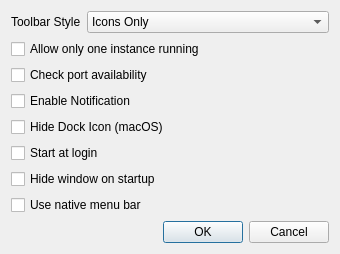
Old version of the form ui/settingsdialog.ui in the repository Trojan-Qt5/Trojan-Qt5.
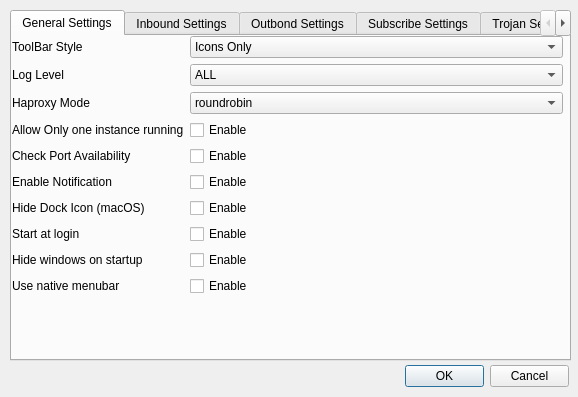
New version of the form.

```diff
--- a/ui/settingsdialog.ui
+++ b/ui/settingsdialog.ui
@@ -6,119 +6,441 @@
    <rect>
     <x>0</x>
     <y>0</y>
-    <width>340</width>
-    <height>249</height>
+    <width>578</width>
+    <height>397</height>
    </rect>
   </property>
   <property name="windowTitle">
    <string>General Settings</string>
   </property>
-  <layout class="QFormLayout" name="formLayout">
-   <item row="1" column="0">
-    <widget class="QLabel" name="toolbarStyleLabel">
-     <property name="text">
-      <string>Toolbar Style</string>
+  <widget class="QTabWidget" name="tabWidget">
+   <property name="geometry">
+    <rect>
+     <x>10</x>
+     <y>10</y>
+     <width>561</width>
+     <height>351</height>
+    </rect>
+   </property>
+   <property name="sizePolicy">
+    <sizepolicy hsizetype="Maximum" vsizetype="Expanding">
+     <horstretch>0</horstretch>
+     <verstretch>0</verstretch>
+    </sizepolicy>
+   </property>
+   <property name="currentIndex">
+    <number>0</number>
+   </property>
+   <widget class="QWidget" name="tab">
+    <attribute name="title">
+     <string>General Settings</string>
+    </attribute>
+    <widget class="QWidget" name="formLayoutWidget">
+     <property name="geometry">
+      <rect>
+       <x>0</x>
+       <y>0</y>
+       <width>551</width>
+       <height>321</height>
+      </rect>
      </property>
+     <layout class="QFormLayout" name="formLayout">
+      <property name="fieldGrowthPolicy">
+       <enum>QFormLayout::AllNonFixedFieldsGrow</enum>
+      </property>
+      <item row="0" column="0">
+       <widget class="QLabel" name="toolBarStyleLabel">
+        <property name="text">
+         <string>ToolBar Style</string>
+        </property>
+       </widget>
+      </item>
+      <item row="0" column="1">
+       <widget class="QComboBox" name="toolbarStyleComboBox">
+        <property name="sizePolicy">
+         <sizepolicy hsizetype="Expanding" vsizetype="Fixed">
+          <horstretch>0</horstretch>
+          <verstretch>0</verstretch>
+         </sizepolicy>
+        </property>
+        <item>
+         <property name="text">
+          <string>Icons Only</string>
+         </property>
+        </item>
+        <item>
+         <property name="text">
+          <string>Text Only</string>
+         </property>
+        </item>
+        <item>
+         <property name="text">
+          <string>Text Alongside Icons</string>
+         </property>
+        </item>
+        <item>
+         <property name="text">
+          <string>Text Under Icons</string>
+         </property>
+        </item>
+        <item>
+         <property name="text">
+          <string>System Style</string>
+         </property>
+        </item>
+       </widget>
+      </item>
+      <item row="3" column="0">
+       <widget class="QLabel" name="onlyOneInstanceLabel">
+        <property name="text">
+         <string>Allow Only one instance running</string>
+        </property>
+       </widget>
+      </item>
+      <item row="3" column="1">
+       <widget class="QCheckBox" name="oneInstanceCheckBox">
+        <property name="text">
+         <string>Enable</string>
+        </property>
+       </widget>
+      </item>
+      <item row="4" column="0">
+       <widget class="QLabel" name="checkPortAvailabilityLabel">
+        <property name="text">
+         <string>Check Port Availability</string>
+        </property>
+       </widget>
+      </item>
+      <item row="4" column="1">
+       <widget class="QCheckBox" name="availabilityCheckBox">
+        <property name="text">
+         <string>Enable</string>
+        </property>
+       </widget>
+      </item>
+      <item row="5" column="0">
+       <widget class="QLabel" name="enableNotificationLabel">
+        <property name="text">
+         <string>Enable Notification</string>
+        </property>
+       </widget>
+      </item>
+      <item row="5" column="1">
+       <widget class="QCheckBox" name="enableNotificationCheckBox">
+        <property name="text">
+         <string>Enable</string>
+        </property>
+       </widget>
+      </item>
+      <item row="6" column="0">
+       <widget class="QLabel" name="hideDockIconLabel">
+        <property name="text">
+         <string>Hide Dock Icon (macOS)</string>
+        </property>
+       </widget>
+      </item>
+      <item row="6" column="1">
+       <widget class="QCheckBox" name="hideDockIconCheckBox">
+        <property name="text">
+         <string>Enable</string>
+        </property>
+       </widget>
+      </item>
+      <item row="7" column="0">
+       <widget class="QLabel" name="startAtLoginLabel">
+        <property name="text">
+         <string>Start at login</string>
+        </property>
+       </widget>
+      </item>
+      <item row="7" column="1">
+       <widget class="QCheckBox" name="startAtLoginCheckbox">
+        <property name="text">
+         <string>Enable</string>
+        </property>
+       </widget>
+      </item>
+      <item row="8" column="0">
+       <widget class="QLabel" name="hideWindowsOnStartupLabel">
+        <property name="text">
+         <string>Hide windows on startup</string>
+        </property>
+       </widget>
+      </item>
+      <item row="8" column="1">
+       <widget class="QCheckBox" name="hideCheckBox">
+        <property name="text">
+         <string>Enable</string>
+        </property>
+       </widget>
+      </item>
+      <item row="9" column="0">
+       <widget class="QLabel" name="useNativeMenuBar">
+        <property name="text">
+         <string>Use native menubar</string>
+        </property>
+       </widget>
+      </item>
+      <item row="9" column="1">
+       <widget class="QCheckBox" name="nativeMenuBarCheckBox">
+        <property name="text">
+         <string>Enable</string>
+        </property>
+       </widget>
+      </item>
+      <item row="1" column="0">
+       <widget class="QLabel" name="logLevelLabel">
+        <property name="text">
+         <string>Log Level</string>
+        </property>
+       </widget>
+      </item>
+      <item row="1" column="1">
+       <widget class="QComboBox" name="logLevelComboBox">
+        <property name="sizePolicy">
+         <sizepolicy hsizetype="Expanding" vsizetype="Fixed">
+          <horstretch>0</horstretch>
+          <verstretch>0</verstretch>
+         </sizepolicy>
+        </property>
+        <item>
+         <property name="text">
+          <string>ALL</string>
+         </property>
+        </item>
+        <item>
+         <property name="text">
+          <string>INFO</string>
+         </property>
+        </item>
+        <item>
+         <property name="text">
+          <string>WARN</string>
+         </property>
+        </item>
+        <item>
+         <property name="text">
+          <string>ERROR</string>
+         </property>
+        </item>
+        <item>
+         <property name="text">
+          <string>FATAL</string>
+         </property>
+        </item>
+        <item>
+         <property name="text">
+          <string>OFF</string>
+         </property>
+        </item>
+       </widget>
+      </item>
+      <item row="2" column="0">
+       <widget class="QLabel" name="haproxyModeLabel">
+        <property name="text">
+         <string>Haproxy Mode</string>
+        </property>
+       </widget>
+      </item>
+      <item row="2" column="1">
+       <widget class="QComboBox" name="haproxyModeComboBox">
+        <property name="sizePolicy">
+         <sizepolicy hsizetype="Expanding" vsizetype="Fixed">
+          <horstretch>0</horstretch>
+          <verstretch>0</verstretch>
+         </sizepolicy>
+        </property>
+        <item>
+         <property name="text">
+          <string>roundrobin</string>
+         </property>
+        </item>
+        <item>
+         <property name="text">
+          <string>leastconn</string>
+         </property>
+        </item>
+        <item>
+         <property name="text">
+          <string>source</string>
+         </property>
+        </item>
+       </widget>
+      </item>
+     </layout>
     </widget>
-   </item>
-   <item row="1" column="1">
-    <widget class="QComboBox" name="toolbarStyleComboBox">
-     <property name="sizePolicy">
-      <sizepolicy hsizetype="Expanding" vsizetype="Fixed">
-       <horstretch>0</horstretch>
-       <verstretch>0</verstretch>
-      </sizepolicy>
+   </widget>
+   <widget class="QWidget" name="widget">
+    <attribute name="title">
+     <string>Inbound Settings</string>
+    </attribute>
+    <widget class="QWidget" name="formLayoutWidget_2">
+     <property name="geometry">
+      <rect>
+       <x>0</x>
+       <y>0</y>
+       <width>551</width>
+       <height>321</height>
+      </rect>
      </property>
-     <item>
-      <property name="text">
-       <string>Icons Only</string>
+     <layout class="QFormLayout" name="formLayout_2">
+      <property name="fieldGrowthPolicy">
+       <enum>QFormLayout::AllNonFixedFieldsGrow</enum>
       </property>
-     </item>
-     <item>
-      <property name="text">
-       <string>Text Only</string>
-      </property>
-     </item>
-     <item>
-      <property name="text">
-       <string>Text Alongside Icons</string>
-      </property>
-     </item>
-     <item>
-      <property name="text">
-       <string>Text Under Icons</string>
-      </property>
-     </item>
-     <item>
-      <property name="text">
-       <string>System Style</string>
-      </property>
-     </item>
+      <item row="0" column="0">
+       <widget class="QLabel" name="label_10">
+        <property name="text">
+         <string>Enable Http Proxy</string>
+        </property>
+       </widget>
+      </item>
+      <item row="0" column="1">
+       <widget class="QCheckBox" name="enableHttpProxyCheckBox">
+        <property name="text">
+         <string>Enable</string>
+        </property>
+       </widget>
+      </item>
+      <item row="1" column="0">
+       <widget class="QLabel" name="label_11">
+        <property name="text">
+         <string>Enable IPV6 Support</string>
+        </property>
+       </widget>
+      </item>
+      <item row="1" column="1">
+       <widget class="QCheckBox" name="enableIPV6SupportCheckBox">
+        <property name="text">
+         <string>Enable</string>
+        </property>
+       </widget>
+      </item>
+      <item row="2" column="0">
+       <widget class="QLabel" name="label_12">
+        <property name="text">
+         <string>Share Over LAN</string>
+        </property>
+       </widget>
+      </item>
+      <item row="2" column="1">
+       <widget class="QCheckBox" name="shareOverLANCheckBox">
+        <property name="text">
+         <string>Enable</string>
+        </property>
+       </widget>
+      </item>
+      <item row="3" column="0">
+       <widget class="QLabel" name="label_14">
+        <property name="text">
+         <string>Sock5 Port</string>
+        </property>
+       </widget>
+      </item>
+      <item row="3" column="1">
+       <widget class="QLineEdit" name="socks5PortLineEdit"/>
+      </item>
+      <item row="4" column="0">
+       <widget class="QLabel" name="label_15">
+        <property name="text">
+         <string>Http Port</string>
+        </property>
+       </widget>
+      </item>
+      <item row="4" column="1">
+       <widget class="QLineEdit" name="httpPortLineEdit"/>
+      </item>
+      <item row="5" column="0">
+       <widget class="QLabel" name="label_16">
+        <property name="text">
+         <string>PAC Port</string>
+        </property>
+       </widget>
+      </item>
+      <item row="5" column="1">
+       <widget class="QLineEdit" name="pacPortLineEdit"/>
+      </item>
+      <item row="6" column="0">
+       <widget class="QLabel" name="label_18">
+        <property name="text">
+         <string>Haproxy Port</string>
+        </property>
+       </widget>
+      </item>
+      <item row="6" column="1">
+       <widget class="QLineEdit" name="haproxyPortLineEdit"/>
+      </item>
+      <item row="7" column="0">
+       <widget class="QLabel" name="label_19">
+        <property name="text">
+         <string>Haproxy Status Port</string>
+        </property>
+       </widget>
+      </item>
+      <item row="7" column="1">
+       <widget class="QLineEdit" name="haproxyStatusPortLineEdit"/>
+      </item>
+     </layout>
     </widget>
-   </item>
-   <item row="2" column="0" colspan="2">
-    <widget class="QCheckBox" name="oneInstanceCheckBox">
-     <property name="text">
-      <string>Allow only one instance running</string>
+   </widget>
+   <widget class="QWidget" name="tab_2">
+    <attribute name="title">
+     <string>Outbond Settings</string>
+    </attribute>
+    <widget class="QWidget" name="formLayoutWidget_4">
+     <property name="geometry">
+      <rect>
+       <x>0</x>
+       <y>0</y>
+       <width>551</width>
+       <height>321</height>
+      </rect>
      </property>
     </widget>
-   </item>
-   <item row="3" column="0" colspan="2">
-    <widget class="QCheckBox" name="availabilityCheckBox">
-     <property name="text">
-      <string>Check port availability</string>
+   </widget>
+   <widget class="QWidget" name="tab_4">
+    <attribute name="title">
+     <string>Subscribe Settings</string>
+    </attribute>
+    <widget class="QWidget" name="formLayoutWidget_5">
+     <property name="geometry">
+      <rect>
+       <x>0</x>
+       <y>0</y>
+       <width>551</width>
+       <height>321</height>
+      </rect>
      </property>
     </widget>
-   </item>
-   <item row="4" column="0" colspan="2">
-    <widget class="QCheckBox" name="enableNotificationCheckBox">
-     <property name="text">
-      <string>Enable Notification</string>
+   </widget>
+   <widget class="QWidget" name="tab_3">
+    <attribute name="title">
+     <string>Trojan Settings</string>
+    </attribute>
+    <widget class="QWidget" name="formLayoutWidget_3">
+     <property name="geometry">
+      <rect>
+       <x>0</x>
+       <y>0</y>
+       <width>551</width>
+       <height>321</height>
+      </rect>
      </property>
     </widget>
-   </item>
-   <item row="5" column="0" colspan="2">
-    <widget class="QCheckBox" name="hideDockIconCheckBox">
-     <property name="text">
-      <string>Hide Dock Icon (macOS)</string>
-     </property>
-    </widget>
-   </item>
-   <item row="6" column="0" colspan="2">
-    <widget class="QCheckBox" name="startAtLoginCheckbox">
-     <property name="text">
-      <string>Start at login</string>
-     </property>
-    </widget>
-   </item>
-   <item row="7" column="0" colspan="2">
-    <widget class="QCheckBox" name="hideCheckBox">
-     <property name="text">
-      <string>Hide window on startup</string>
-     </property>
-    </widget>
-   </item>
-   <item row="8" column="0" colspan="2">
-    <widget class="QCheckBox" name="nativeMenuBarCheckBox">
-     <property name="toolTip">
-      <string>Need to restart the application for this change to take effect</string>
-     </property>
-     <property name="text">
-      <string>Use native menu bar</string>
-     </property>
-    </widget>
-   </item>
-   <item row="9" column="0" colspan="2">
-    <widget class="QDialogButtonBox" name="buttonBox">
-     <property name="orientation">
-      <enum>Qt::Horizontal</enum>
-     </property>
-     <property name="standardButtons">
-      <set>QDialogButtonBox::Cancel|QDialogButtonBox::Ok</set>
-     </property>
-    </widget>
-   </item>
-  </layout>
+   </widget>
+  </widget>
+  <widget class="QDialogButtonBox" name="buttonBox">
+   <property name="geometry">
+    <rect>
+     <x>405</x>
+     <y>360</y>
+     <width>164</width>
+     <height>32</height>
+    </rect>
+   </property>
+   <property name="standardButtons">
+    <set>QDialogButtonBox::Cancel|QDialogButtonBox::Ok</set>
+   </property>
+  </widget>
  </widget>
  <resources/>
  <connections>
```
Left out of the diff: 314 changed lines with no effect on the pictures.
